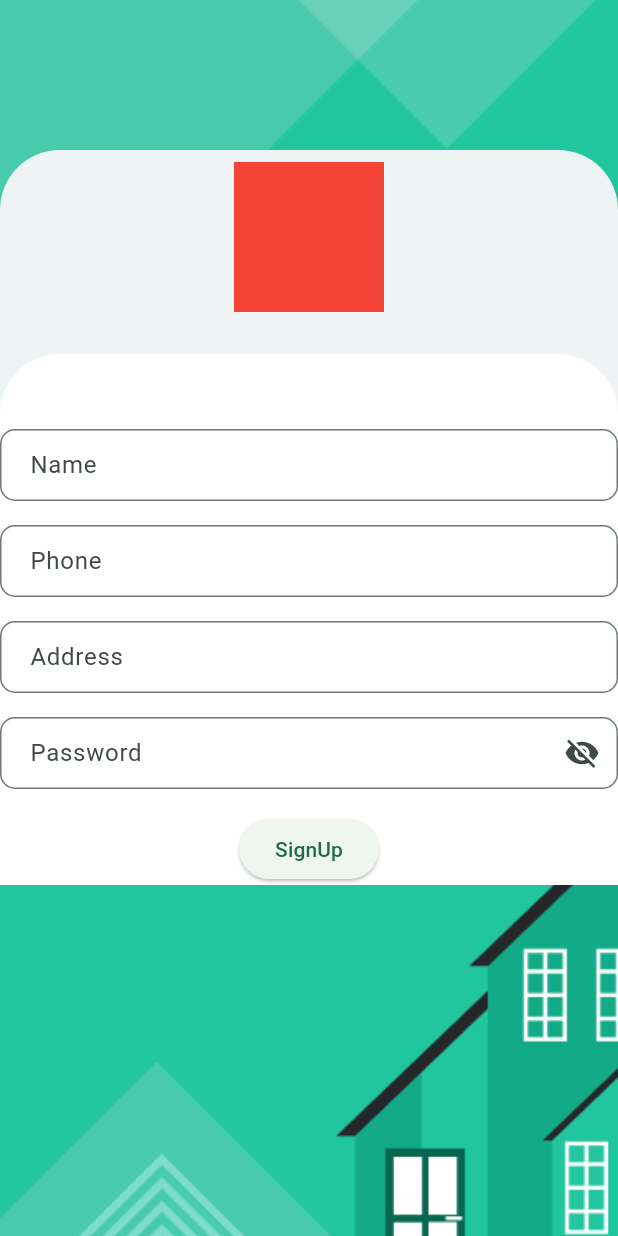
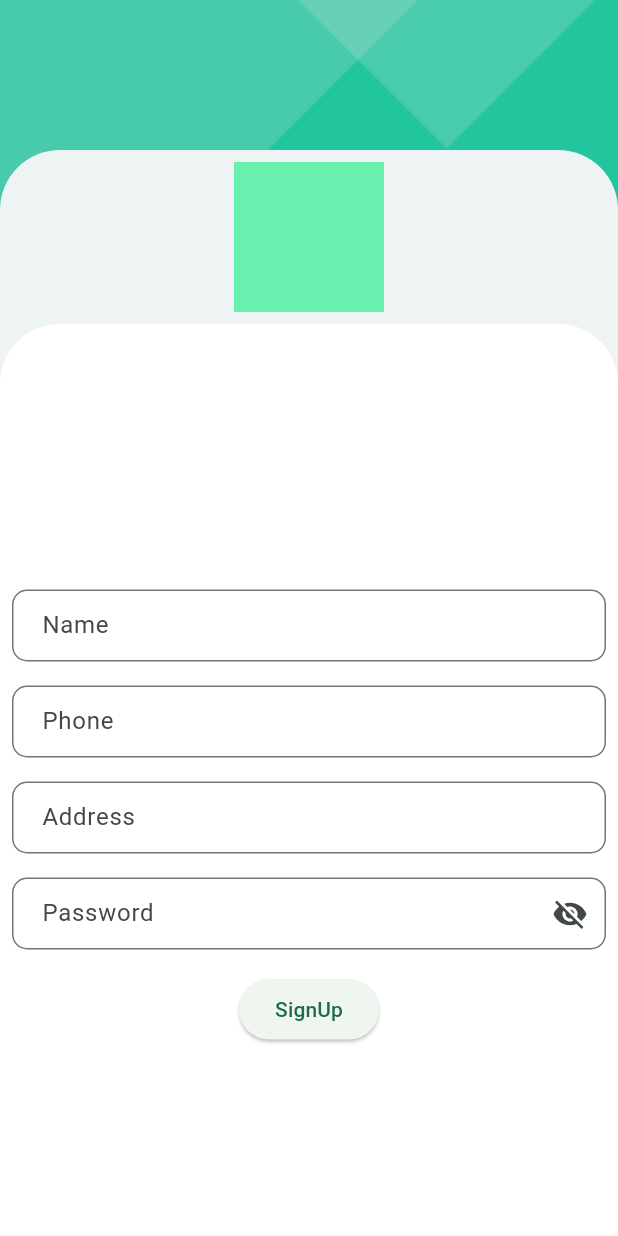
Before and after one commit to deepak-02/login, a Flutter app: the screen it shows after launch, on a phone screen of 412 x 824 dp. Run offline on Flutter 3.47's test engine with Material 2 defaults, Android fonts, the phone set to English and light mode, and no system bars.

Commit message:
signup , fix

```diff
--- a/lib/authentication/signupPage.dart
+++ b/lib/authentication/signupPage.dart
@@ -33,7 +33,8 @@ class _SignUpPageState extends State<SignUpPage> {
             child: Column(
               children: [
 
-                Container(
+                Expanded(
+                  child: Container(
                     decoration: BoxDecoration(
                       color: Color(0xffeef4f4),
                       borderRadius: BorderRadius.only(
@@ -52,16 +53,15 @@ class _SignUpPageState extends State<SignUpPage> {
                           child: Container(
                             height: 100,
                             width: 100,
-                          color: Colors.red,
+                            color: Colors.greenAccent,
                           ),
                         ),
 
-                      Padding(
-                        padding: const EdgeInsets.only(top: 20),
+                        Expanded(
                           child: Container(
                             // height: MediaQuery.of(context).size.height/1.5,
                             decoration: BoxDecoration(
-                            color: Color(0xffffffff),
+                              color: Colors.white,
                               borderRadius: BorderRadius.only(
                                 topRight: Radius.circular(40.0),
                                 // bottomRight: Radius.circular(40.0),
@@ -69,6 +69,8 @@ class _SignUpPageState extends State<SignUpPage> {
                                 // bottomLeft: Radius.circular(40.0)
                               ),
                             ),
+                            child: Padding(
+                              padding: const EdgeInsets.all(8.0),
                               child: Column(
                                 mainAxisAlignment: MainAxisAlignment.center,
                                 children: [
@@ -150,18 +152,18 @@ class _SignUpPageState extends State<SignUpPage> {
                                       obscureText: _obscureText,
                                     ),
                                   ),
-
                                   ElevatedButton(
                                     onPressed: () {},
                                     child: Text('SignUp'),
                                   ),
+                                ],
+                              ),
 
-
-                            ],
                             ),
                           ),
                         ),
                       ],
+                    ),
                   ),
                 ),
               ],
```
Lines whose indentation alone changed are shown as unchanged.
